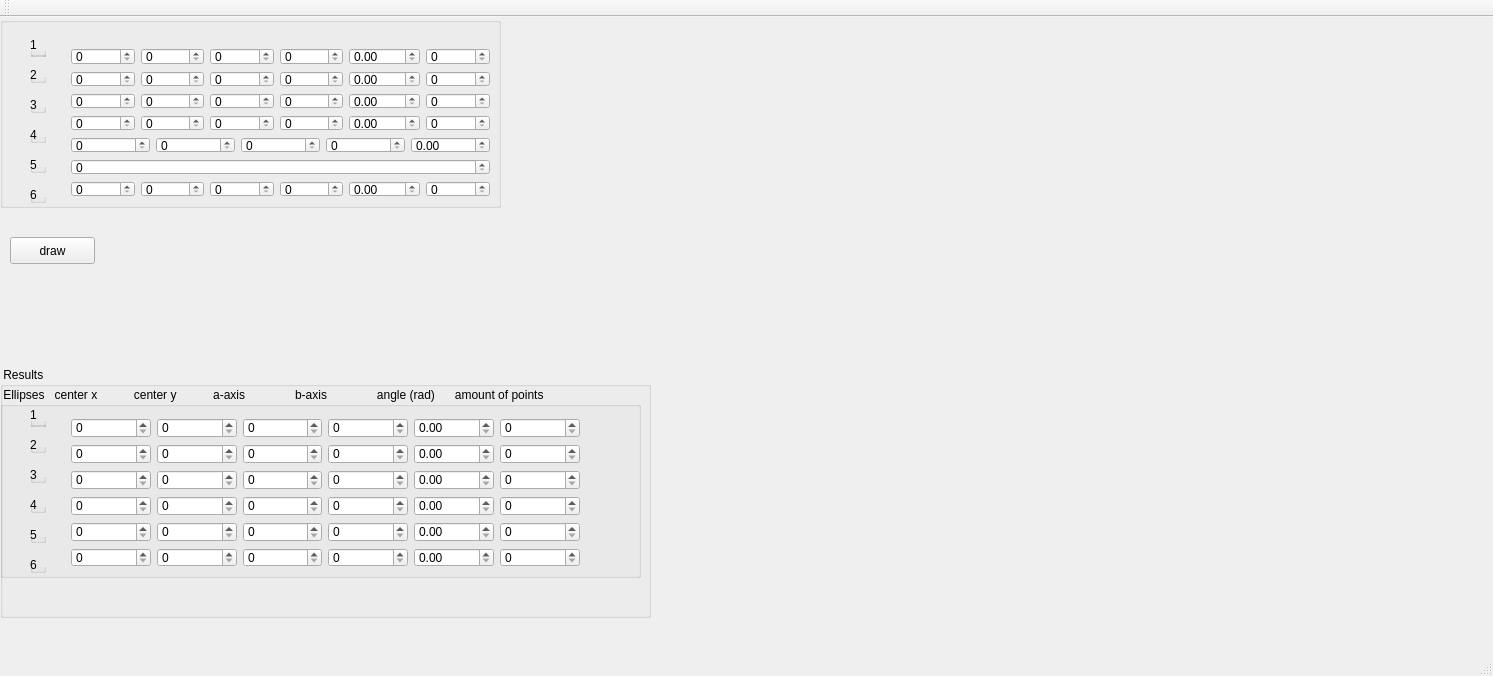
This is mainwindow.ui in TimStnd/ExamenOpdracht as Qt 5 draws it before an edit. The edited form follows.
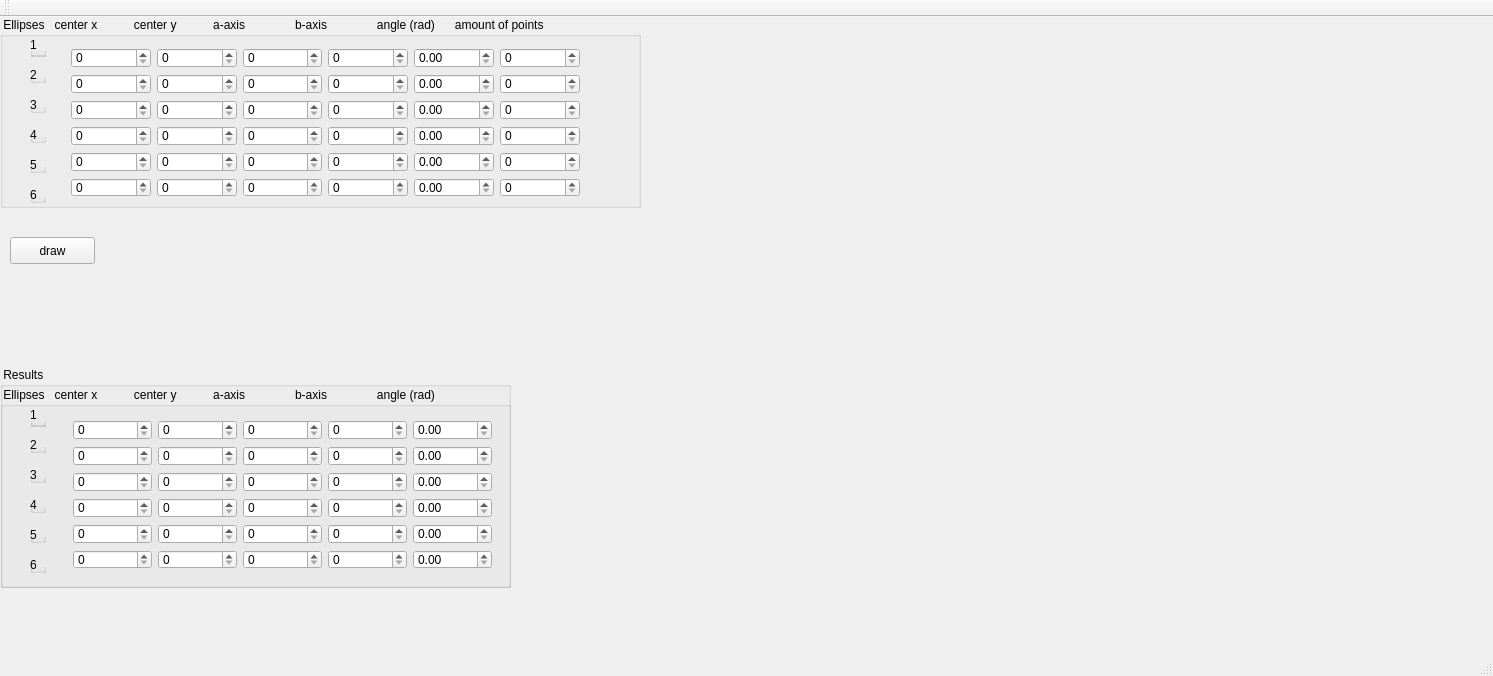
This is the edited form.

What changed in the file:
```diff
--- a/mainwindow.ui
+++ b/mainwindow.ui
@@ -14,465 +14,13 @@
    <string>MainWindow</string>
   </property>
   <widget class="QWidget" name="centralWidget">
-   <widget class="QGroupBox" name="groupBox">
-    <property name="geometry">
-     <rect>
-      <x>0</x>
-      <y>0</y>
-
-      <width>501</width>
-
-      <width>631</width>
-
-      <height>191</height>
-     </rect>
-    </property>
-    <property name="title">
-
-     <string> Ellipses   center x           center y           a-axis               b-axis               angle (rad)           </string>
-
-     <string> Ellipses   center x           center y           a-axis               b-axis               angle (rad)      amount of points          </string>
-
-    </property>
-    <widget class="QGroupBox" name="groupBox_2">
-     <property name="geometry">
-      <rect>
-       <x>30</x>
-       <y>20</y>
-       <width>16</width>
-       <height>20</height>
-      </rect>
-     </property>
-     <property name="title">
-      <string>1</string>
-     </property>
-    </widget>
-    <widget class="QGroupBox" name="groupBox_3">
-     <property name="geometry">
-      <rect>
-       <x>30</x>
-       <y>50</y>
-       <width>16</width>
-       <height>16</height>
-      </rect>
-     </property>
-     <property name="title">
-      <string>2</string>
-     </property>
-    </widget>
-    <widget class="QGroupBox" name="groupBox_4">
-     <property name="geometry">
-      <rect>
-       <x>30</x>
-       <y>80</y>
-       <width>16</width>
-       <height>16</height>
-      </rect>
-     </property>
-     <property name="title">
-      <string>3</string>
-     </property>
-    </widget>
-    <widget class="QGroupBox" name="groupBox_5">
-     <property name="geometry">
-      <rect>
-       <x>30</x>
-       <y>110</y>
-       <width>16</width>
-       <height>16</height>
-      </rect>
-     </property>
-     <property name="title">
-      <string>4</string>
-     </property>
-    </widget>
-    <widget class="QGroupBox" name="groupBox_6">
-     <property name="geometry">
-      <rect>
-       <x>30</x>
-       <y>140</y>
-       <width>16</width>
-       <height>16</height>
-      </rect>
-     </property>
-     <property name="title">
-      <string>5</string>
-     </property>
-    </widget>
-    <widget class="QGroupBox" name="groupBox_7">
-     <property name="geometry">
-      <rect>
-       <x>30</x>
-       <y>170</y>
-       <width>16</width>
-       <height>16</height>
-      </rect>
-     </property>
-     <property name="title">
-      <string>6</string>
-     </property>
-    </widget>
-    <widget class="QWidget" name="">
-     <property name="geometry">
-      <rect>
-       <x>60</x>
-       <y>20</y>
-
-       <width>441</width>
-
-       <width>531</width>
-
-       <height>171</height>
-      </rect>
-     </property>
-     <layout class="QVBoxLayout" name="verticalLayout">
-      <item>
-       <layout class="QHBoxLayout" name="horizontalLayout">
-        <item>
-         <widget class="QSpinBox" name="centerx1">
-          <property name="maximum">
-           <number>256</number>
-          </property>
-         </widget>
-        </item>
-        <item>
-         <widget class="QSpinBox" name="centery1">
-          <property name="maximum">
-           <number>256</number>
-          </property>
-         </widget>
-        </item>
-        <item>
-         <widget class="QSpinBox" name="aaxis1">
-          <property name="maximum">
-           <number>256</number>
-          </property>
-         </widget>
-        </item>
-        <item>
-         <widget class="QSpinBox" name="baxis1">
-          <property name="maximum">
-           <number>256</number>
-          </property>
-         </widget>
-        </item>
-        <item>
-         <widget class="QDoubleSpinBox" name="angle1">
-          <property name="maximum">
-           <double>6283.000000000000000</double>
-          </property>
-         </widget>
-        </item>
-
-
-        <item>
-         <widget class="QSpinBox" name="amount1">
-          <property name="maximum">
-           <number>10000</number>
-          </property>
-         </widget>
-        </item>
-
-       </layout>
-      </item>
-      <item>
-       <layout class="QHBoxLayout" name="horizontalLayout_2">
-        <item>
-         <widget class="QSpinBox" name="centerx2">
-          <property name="maximum">
-           <number>256</number>
-          </property>
-         </widget>
-        </item>
-        <item>
-         <widget class="QSpinBox" name="centery2">
-          <property name="maximum">
-           <number>256</number>
-          </property>
-         </widget>
-        </item>
-        <item>
-         <widget class="QSpinBox" name="aaxis2">
-          <property name="maximum">
-           <number>256</number>
-          </property>
-         </widget>
-        </item>
-        <item>
-         <widget class="QSpinBox" name="baxis2">
-          <property name="maximum">
-           <number>256</number>
-          </property>
-         </widget>
-        </item>
-        <item>
-         <widget class="QDoubleSpinBox" name="angle2">
-          <property name="maximum">
-           <double>6283.000000000000000</double>
-          </property>
-         </widget>
-        </item>
-
-
-        <item>
-         <widget class="QSpinBox" name="amount2">
-          <property name="maximum">
-           <number>10000</number>
-          </property>
-         </widget>
-        </item>
-
-       </layout>
-      </item>
-      <item>
-       <layout class="QHBoxLayout" name="horizontalLayout_3">
-        <item>
-         <widget class="QSpinBox" name="centerx3">
-          <property name="maximum">
-           <number>256</number>
-          </property>
-         </widget>
-        </item>
-        <item>
-         <widget class="QSpinBox" name="centery3">
-          <property name="maximum">
-           <number>256</number>
-          </property>
-         </widget>
-        </item>
-        <item>
-         <widget class="QSpinBox" name="aaxis3">
-          <property name="maximum">
-           <number>256</number>
-          </property>
-         </widget>
-        </item>
-        <item>
-         <widget class="QSpinBox" name="baxis3">
-          <property name="maximum">
-           <number>256</number>
-          </property>
-         </widget>
-        </item>
-        <item>
-         <widget class="QDoubleSpinBox" name="angle3">
-          <property name="maximum">
-           <double>6283.000000000000000</double>
-          </property>
-         </widget>
-        </item>
-
-
-        <item>
-         <widget class="QSpinBox" name="amount3">
-          <property name="maximum">
-           <number>10000</number>
-          </property>
-         </widget>
-        </item>
-
-       </layout>
-      </item>
-      <item>
-       <layout class="QHBoxLayout" name="horizontalLayout_4">
-        <item>
-         <widget class="QSpinBox" name="centerx4">
-          <property name="maximum">
-           <number>256</number>
-          </property>
-         </widget>
-        </item>
-        <item>
-         <widget class="QSpinBox" name="centery4">
-          <property name="maximum">
-           <number>256</number>
-          </property>
-         </widget>
-        </item>
-        <item>
-         <widget class="QSpinBox" name="aaxis4">
-          <property name="maximum">
-           <number>256</number>
-          </property>
-         </widget>
-        </item>
-        <item>
-         <widget class="QSpinBox" name="baxis4">
-          <property name="maximum">
-           <number>256</number>
-          </property>
-         </widget>
-        </item>
-        <item>
-         <widget class="QDoubleSpinBox" name="angle4">
-          <property name="maximum">
-           <double>6283.000000000000000</double>
-          </property>
-         </widget>
-        </item>
-
-
-        <item>
-         <widget class="QSpinBox" name="amount4">
-          <property name="maximum">
-           <number>10000</number>
-          </property>
-         </widget>
-        </item>
-
-       </layout>
-      </item>
-      <item>
-       <layout class="QHBoxLayout" name="horizontalLayout_5">
-        <item>
-         <widget class="QSpinBox" name="centerx5">
-          <property name="maximum">
-           <number>256</number>
-          </property>
-         </widget>
-        </item>
-        <item>
-         <widget class="QSpinBox" name="centery5">
-          <property name="maximum">
-           <number>256</number>
-          </property>
-         </widget>
-        </item>
-        <item>
-         <widget class="QSpinBox" name="aaxis5">
-          <property name="maximum">
-           <number>256</number>
-          </property>
-         </widget>
-        </item>
-        <item>
-         <widget class="QSpinBox" name="baxis5">
-          <property name="maximum">
-           <number>256</number>
-          </property>
-         </widget>
-        </item>
-        <item>
-         <widget class="QDoubleSpinBox" name="angle5">
-          <property name="maximum">
-           <double>6283.000000000000000</double>
-          </property>
-         </widget>
-        </item>
-
-       </layout>
-      </item>
-      <item>
-       <layout class="QHBoxLayout" name="horizontalLayout_6">
-
-        <item>
-         <widget class="QSpinBox" name="amount5">
-          <property name="maximum">
-           <number>10000</number>
-          </property>
-         </widget>
-        </item>
-       </layout>
-      </item>
-      <item>
-       <layout class="QHBoxLayout" name="horizontalLayout_7">
-
-        <item>
-         <widget class="QSpinBox" name="centerx6">
-          <property name="maximum">
-           <number>256</number>
-          </property>
-         </widget>
-        </item>
-        <item>
-         <widget class="QSpinBox" name="centery6">
-          <property name="maximum">
-           <number>256</number>
-          </property>
-         </widget>
-        </item>
-        <item>
-         <widget class="QSpinBox" name="aaxis6">
-          <property name="maximum">
-           <number>256</number>
-          </property>
-         </widget>
-        </item>
-        <item>
-         <widget class="QSpinBox" name="baxis6">
-          <property name="maximum">
-           <number>256</number>
-          </property>
-         </widget>
-        </item>
-        <item>
-         <widget class="QDoubleSpinBox" name="angle6">
-          <property name="maximum">
-           <double>6283.000000000000000</double>
-          </property>
-         </widget>
-        </item>
-
-
-        <item>
-         <widget class="QSpinBox" name="amount6">
-          <property name="maximum">
-           <number>10000</number>
-          </property>
-         </widget>
-        </item>
-
-       </layout>
-      </item>
-     </layout>
-    </widget>
-
-    <zorder>centerx1</zorder>
-    <zorder>centery1</zorder>
-    <zorder>aaxis1</zorder>
-    <zorder>baxis1</zorder>
-    <zorder>angle1</zorder>
-    <zorder>centery2</zorder>
-    <zorder>baxis2</zorder>
-    <zorder>angle2</zorder>
-    <zorder>aaxis2</zorder>
-    <zorder>centerx2</zorder>
-    <zorder>aaxis3</zorder>
-    <zorder>baxis3</zorder>
-    <zorder>centery3</zorder>
-    <zorder>centerx3</zorder>
-    <zorder>angle3</zorder>
-    <zorder>aaxis4</zorder>
-    <zorder>baxis4</zorder>
-    <zorder>centery4</zorder>
-    <zorder>centerx4</zorder>
-    <zorder>angle4</zorder>
-    <zorder>aaxis5</zorder>
-    <zorder>baxis5</zorder>
-    <zorder>centery5</zorder>
-    <zorder>centerx5</zorder>
-    <zorder>angle5</zorder>
-    <zorder>aaxis6</zorder>
-    <zorder>baxis6</zorder>
-    <zorder>centery6</zorder>
-    <zorder>centerx6</zorder>
-    <zorder>angle6</zorder>
-    <zorder>groupBox_2</zorder>
-    <zorder>groupBox_3</zorder>
-    <zorder>groupBox_4</zorder>
-    <zorder>groupBox_5</zorder>
-    <zorder>groupBox_6</zorder>
-    <zorder>groupBox_7</zorder>
-    <zorder>angle3</zorder>
-
-   </widget>
    <widget class="QGroupBox" name="groupBox_15">
     <property name="geometry">
      <rect>
       <x>0</x>
       <y>350</y>
-      <width>651</width>
-      <height>251</height>
+      <width>511</width>
+      <height>221</height>
      </rect>
     </property>
     <property name="title">
@@ -483,12 +31,12 @@
       <rect>
        <x>0</x>
        <y>20</y>
-       <width>641</width>
-       <height>191</height>
+       <width>511</width>
+       <height>201</height>
       </rect>
      </property>
      <property name="title">
-      <string> Ellipses   center x           center y           a-axis               b-axis               angle (rad)      amount of points             </string>
+      <string> Ellipses   center x           center y           a-axis               b-axis               angle (rad)           </string>
      </property>
      <widget class="QGroupBox" name="groupBox_9">
       <property name="geometry">
@@ -568,18 +116,18 @@
        <string>6</string>
       </property>
      </widget>
-     <widget class="QWidget" name="layoutWidget">
+     <widget class="QWidget" name="">
       <property name="geometry">
        <rect>
-        <x>60</x>
-        <y>20</y>
-        <width>531</width>
+        <x>62</x>
+        <y>22</y>
+        <width>441</width>
         <height>171</height>
        </rect>
       </property>
-      <layout class="QVBoxLayout" name="verticalLayout_2">
+      <layout class="QVBoxLayout" name="verticalLayout">
        <item>
-        <layout class="QHBoxLayout" name="horizontalLayout_8">
+        <layout class="QHBoxLayout" name="horizontalLayout">
          <item>
           <widget class="QSpinBox" name="centerx1_2">
            <property name="maximum">
@@ -615,17 +163,10 @@
            </property>
           </widget>
          </item>
-         <item>
-          <widget class="QSpinBox" name="amount1_2">
-           <property name="maximum">
-            <number>10000</number>
-           </property>
-          </widget>
-         </item>
         </layout>
        </item>
        <item>
-        <layout class="QHBoxLayout" name="horizontalLayout_9">
+        <layout class="QHBoxLayout" name="horizontalLayout_2">
          <item>
           <widget class="QSpinBox" name="centerx2_2">
            <property name="maximum">
@@ -661,17 +202,10 @@
            </property>
           </widget>
          </item>
-         <item>
-          <widget class="QSpinBox" name="amount2_2">
-           <property name="maximum">
-            <number>10000</number>
-           </property>
-          </widget>
-         </item>
         </layout>
        </item>
        <item>
-        <layout class="QHBoxLayout" name="horizontalLayout_10">
+        <layout class="QHBoxLayout" name="horizontalLayout_3">
          <item>
           <widget class="QSpinBox" name="centerx3_2">
            <property name="maximum">
@@ -707,17 +241,10 @@
            </property>
           </widget>
          </item>
-         <item>
-          <widget class="QSpinBox" name="amount3_2">
-           <property name="maximum">
-            <number>10000</number>
-           </property>
-          </widget>
-         </item>
         </layout>
        </item>
        <item>
-        <layout class="QHBoxLayout" name="horizontalLayout_11">
+        <layout class="QHBoxLayout" name="horizontalLayout_4">
          <item>
           <widget class="QSpinBox" name="centerx4_2">
            <property name="maximum">
@@ -753,17 +280,10 @@
            </property>
           </widget>
          </item>
-         <item>
-          <widget class="QSpinBox" name="amount4_2">
-           <property name="maximum">
-            <number>10000</number>
-           </property>
-          </widget>
-         </item>
         </layout>
        </item>
        <item>
-        <layout class="QHBoxLayout" name="horizontalLayout_12">
+        <layout class="QHBoxLayout" name="horizontalLayout_5">
          <item>
           <widget class="QSpinBox" name="centerx5_3">
            <property name="maximum">
@@ -799,17 +319,10 @@
            </property>
           </widget>
          </item>
-         <item>
-          <widget class="QSpinBox" name="amount5_2">
-           <property name="maximum">
-            <number>10000</number>
-           </property>
-          </widget>
-         </item>
         </layout>
        </item>
        <item>
-        <layout class="QHBoxLayout" name="horizontalLayout_13">
+        <layout class="QHBoxLayout" name="horizontalLayout_6">
          <item>
           <widget class="QSpinBox" name="centerx6_2">
            <property name="maximum">
@@ -845,13 +358,6 @@
            </property>
           </widget>
          </item>
-         <item>
-          <widget class="QSpinBox" name="amount6_2">
-           <property name="maximum">
-            <number>10000</number>
-           </property>
-          </widget>
-         </item>
         </layout>
        </item>
       </layout>
@@ -887,16 +393,394 @@
    <widget class="QLabel" name="errorbox">
     <property name="geometry">
      <rect>
-      <x>140</x>
+      <x>100</x>
       <y>220</y>
-      <width>131</width>
-      <height>17</height>
+      <width>491</width>
+      <height>20</height>
      </rect>
     </property>
     <property name="text">
      <string/>
     </property>
-
+   </widget>
+   <widget class="QGroupBox" name="groupBox_16">
+    <property name="geometry">
+     <rect>
+      <x>0</x>
+      <y>0</y>
+      <width>641</width>
+      <height>191</height>
+     </rect>
+    </property>
+    <property name="title">
+     <string> Ellipses   center x           center y           a-axis               b-axis               angle (rad)      amount of points             </string>
+    </property>
+    <widget class="QGroupBox" name="groupBox_17">
+     <property name="geometry">
+      <rect>
+       <x>30</x>
+       <y>20</y>
+       <width>16</width>
+       <height>20</height>
+      </rect>
+     </property>
+     <property name="title">
+      <string>1</string>
+     </property>
+    </widget>
+    <widget class="QGroupBox" name="groupBox_18">
+     <property name="geometry">
+      <rect>
+       <x>30</x>
+       <y>50</y>
+       <width>16</width>
+       <height>16</height>
+      </rect>
+     </property>
+     <property name="title">
+      <string>2</string>
+     </property>
+    </widget>
+    <widget class="QGroupBox" name="groupBox_19">
+     <property name="geometry">
+      <rect>
+       <x>30</x>
+       <y>80</y>
+       <width>16</width>
+       <height>16</height>
+      </rect>
+     </property>
+     <property name="title">
+      <string>3</string>
+     </property>
+    </widget>
+    <widget class="QGroupBox" name="groupBox_20">
+     <property name="geometry">
+      <rect>
+       <x>30</x>
+       <y>110</y>
+       <width>16</width>
+       <height>16</height>
+      </rect>
+     </property>
+     <property name="title">
+      <string>4</string>
+     </property>
+    </widget>
+    <widget class="QGroupBox" name="groupBox_21">
+     <property name="geometry">
+      <rect>
+       <x>30</x>
+       <y>140</y>
+       <width>16</width>
+       <height>16</height>
+      </rect>
+     </property>
+     <property name="title">
+      <string>5</string>
+     </property>
+    </widget>
+    <widget class="QGroupBox" name="groupBox_22">
+     <property name="geometry">
+      <rect>
+       <x>30</x>
+       <y>170</y>
+       <width>16</width>
+       <height>16</height>
+      </rect>
+     </property>
+     <property name="title">
+      <string>6</string>
+     </property>
+    </widget>
+    <widget class="QWidget" name="layoutWidget_2">
+     <property name="geometry">
+      <rect>
+       <x>60</x>
+       <y>20</y>
+       <width>531</width>
+       <height>171</height>
+      </rect>
+     </property>
+     <layout class="QVBoxLayout" name="verticalLayout_3">
+      <item>
+       <layout class="QHBoxLayout" name="horizontalLayout_14">
+        <item>
+         <widget class="QSpinBox" name="centerx1">
+          <property name="maximum">
+           <number>256</number>
+          </property>
+         </widget>
+        </item>
+        <item>
+         <widget class="QSpinBox" name="centery1">
+          <property name="maximum">
+           <number>256</number>
+          </property>
+         </widget>
+        </item>
+        <item>
+         <widget class="QSpinBox" name="aaxis1">
+          <property name="maximum">
+           <number>256</number>
+          </property>
+         </widget>
+        </item>
+        <item>
+         <widget class="QSpinBox" name="baxis1">
+          <property name="maximum">
+           <number>256</number>
+          </property>
+         </widget>
+        </item>
+        <item>
+         <widget class="QDoubleSpinBox" name="angle1">
+          <property name="maximum">
+           <double>6283.000000000000000</double>
+          </property>
+         </widget>
+        </item>
+        <item>
+         <widget class="QSpinBox" name="amount1">
+          <property name="maximum">
+           <number>10000</number>
+          </property>
+         </widget>
+        </item>
+       </layout>
+      </item>
+      <item>
+       <layout class="QHBoxLayout" name="horizontalLayout_15">
+        <item>
+         <widget class="QSpinBox" name="centerx2">
+          <property name="maximum">
+           <number>256</number>
+          </property>
+         </widget>
+        </item>
+        <item>
+         <widget class="QSpinBox" name="centery2">
+          <property name="maximum">
+           <number>256</number>
+          </property>
+         </widget>
+        </item>
+        <item>
+         <widget class="QSpinBox" name="aaxis2">
+          <property name="maximum">
+           <number>256</number>
+          </property>
+         </widget>
+        </item>
+        <item>
+         <widget class="QSpinBox" name="baxis2">
+          <property name="maximum">
+           <number>256</number>
+          </property>
+         </widget>
+        </item>
+        <item>
+         <widget class="QDoubleSpinBox" name="angle2">
+          <property name="maximum">
+           <double>6283.000000000000000</double>
+          </property>
+         </widget>
+        </item>
+        <item>
+         <widget class="QSpinBox" name="amount2">
+          <property name="maximum">
+           <number>10000</number>
+          </property>
+         </widget>
+        </item>
+       </layout>
+      </item>
+      <item>
+       <layout class="QHBoxLayout" name="horizontalLayout_16">
+        <item>
+         <widget class="QSpinBox" name="centerx3">
+          <property name="maximum">
+           <number>256</number>
+          </property>
+         </widget>
+        </item>
+        <item>
+         <widget class="QSpinBox" name="centery3">
+          <property name="maximum">
+           <number>256</number>
+          </property>
+         </widget>
+        </item>
+        <item>
+         <widget class="QSpinBox" name="aaxis3">
+          <property name="maximum">
+           <number>256</number>
+          </property>
+         </widget>
+        </item>
+        <item>
+         <widget class="QSpinBox" name="baxis3">
+          <property name="maximum">
+           <number>256</number>
+          </property>
+         </widget>
+        </item>
+        <item>
+         <widget class="QDoubleSpinBox" name="angle3">
+          <property name="maximum">
+           <double>6283.000000000000000</double>
+          </property>
+         </widget>
+        </item>
+        <item>
+         <widget class="QSpinBox" name="amount3">
+          <property name="maximum">
+           <number>10000</number>
+          </property>
+         </widget>
+        </item>
+       </layout>
+      </item>
+      <item>
+       <layout class="QHBoxLayout" name="horizontalLayout_17">
+        <item>
+         <widget class="QSpinBox" name="centerx4">
+          <property name="maximum">
+           <number>256</number>
+          </property>
+         </widget>
+        </item>
+        <item>
+         <widget class="QSpinBox" name="centery4">
+          <property name="maximum">
+           <number>256</number>
+          </property>
+         </widget>
+        </item>
+        <item>
+         <widget class="QSpinBox" name="aaxis4">
+          <property name="maximum">
+           <number>256</number>
+          </property>
+         </widget>
+        </item>
+        <item>
+         <widget class="QSpinBox" name="baxis4">
+          <property name="maximum">
+           <number>256</number>
+          </property>
+         </widget>
+        </item>
+        <item>
+         <widget class="QDoubleSpinBox" name="angle4">
+          <property name="maximum">
+           <double>6283.000000000000000</double>
+          </property>
+         </widget>
+        </item>
+        <item>
+         <widget class="QSpinBox" name="amount4">
+          <property name="maximum">
+           <number>10000</number>
+          </property>
+         </widget>
+        </item>
+       </layout>
+      </item>
+      <item>
+       <layout class="QHBoxLayout" name="horizontalLayout_18">
+        <item>
+         <widget class="QSpinBox" name="centerx5">
+          <property name="maximum">
+           <number>256</number>
+          </property>
+         </widget>
+        </item>
+        <item>
+         <widget class="QSpinBox" name="centery5">
+          <property name="maximum">
+           <number>256</number>
+          </property>
+         </widget>
+        </item>
+        <item>
+         <widget class="QSpinBox" name="aaxis5">
+          <property name="maximum">
+           <number>256</number>
+          </property>
+         </widget>
+        </item>
+        <item>
+         <widget class="QSpinBox" name="baxis5">
+          <property name="maximum">
+           <number>256</number>
+          </property>
+         </widget>
+        </item>
+        <item>
+         <widget class="QDoubleSpinBox" name="angle5">
+          <property name="maximum">
+           <double>6283.000000000000000</double>
+          </property>
+         </widget>
+        </item>
+        <item>
+         <widget class="QSpinBox" name="amount5">
+          <property name="maximum">
+           <number>10000</number>
+          </property>
+         </widget>
+        </item>
+       </layout>
+      </item>
+      <item>
+       <layout class="QHBoxLayout" name="horizontalLayout_19">
+        <item>
+         <widget class="QSpinBox" name="centerx6">
+          <property name="maximum">
+           <number>256</number>
+          </property>
+         </widget>
+        </item>
+        <item>
+         <widget class="QSpinBox" name="centery6">
+          <property name="maximum">
+           <number>256</number>
+          </property>
+         </widget>
+        </item>
+        <item>
+         <widget class="QSpinBox" name="aaxis6">
+          <property name="maximum">
+           <number>256</number>
+          </property>
+         </widget>
+        </item>
+        <item>
+         <widget class="QSpinBox" name="baxis6">
+          <property name="maximum">
+           <number>256</number>
+          </property>
+         </widget>
+        </item>
+        <item>
+         <widget class="QDoubleSpinBox" name="angle6">
+          <property name="maximum">
+           <double>6283.000000000000000</double>
+          </property>
+         </widget>
+        </item>
+        <item>
+         <widget class="QSpinBox" name="amount6">
+          <property name="maximum">
+           <number>10000</number>
+          </property>
+         </widget>
+        </item>
+       </layout>
+      </item>
+     </layout>
+    </widget>
    </widget>
   </widget>
   <widget class="QMenuBar" name="menuBar">
```
